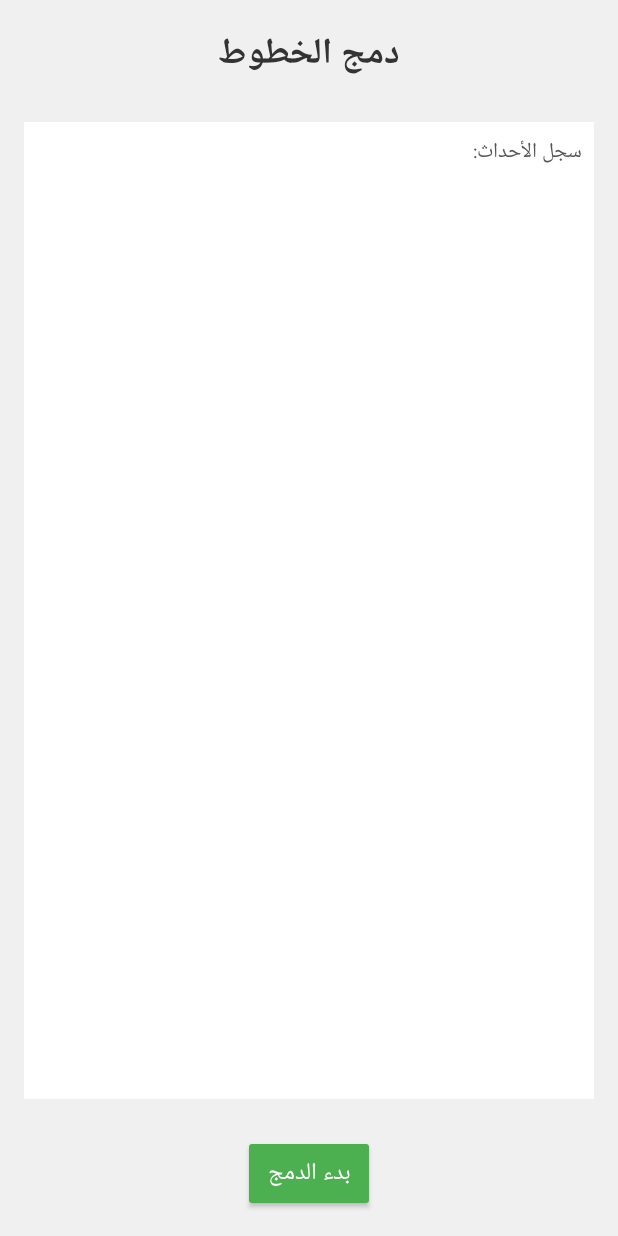
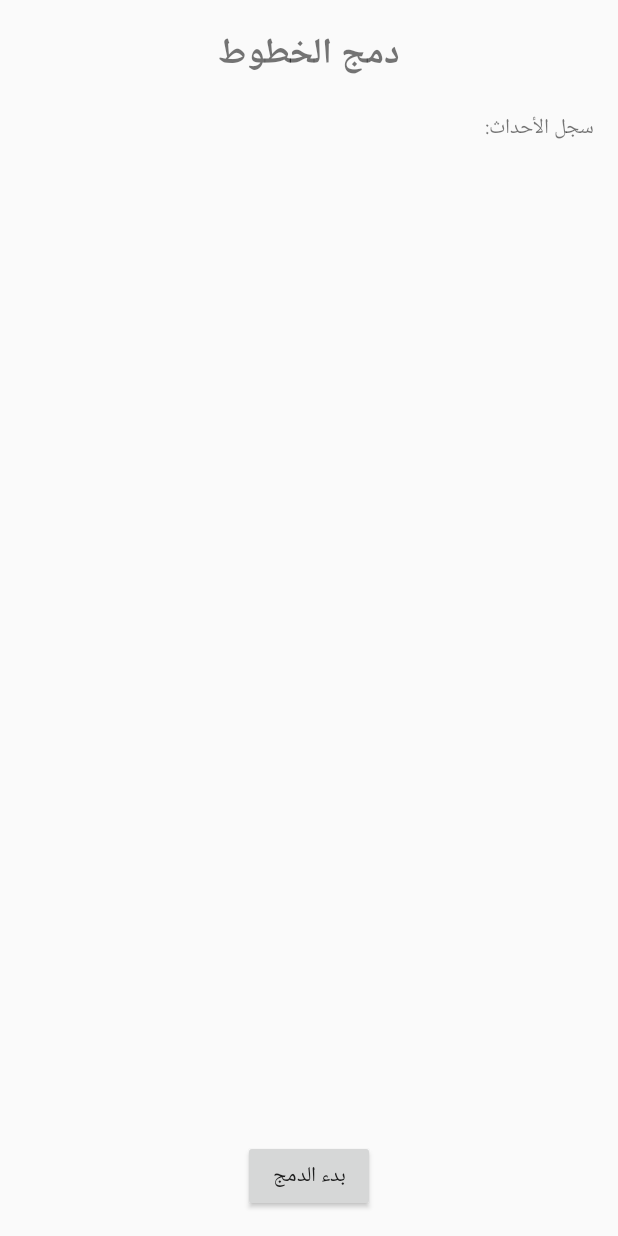
Before and after one commit to tamimi19/font, an Android app: the layout activity_main.xml on its own in the app's theme, with its tools: preview values and no code run, on a phone screen of 412 x 824 dp. Run offline under Robolectric (Android 15) with nearby library versions, the phone set to English and light mode, and no system bars.

Commit message:
Update activity_main.xml

```diff
--- a/app/src/main/res/layout/activity_main.xml
+++ b/app/src/main/res/layout/activity_main.xml
@@ -1,44 +1,49 @@
 <?xml version="1.0" encoding="utf-8"?>
-<LinearLayout xmlns:android="http://schemas.android.com/apk/res/android"
+<androidx.constraintlayout.widget.ConstraintLayout xmlns:android="http://schemas.android.com/apk/res/android"
+    xmlns:app="http://schemas.android.com/apk/res-auto"
+    xmlns:tools="http://schemas.android.com/tools"
     android:layout_width="match_parent"
     android:layout_height="match_parent"
-    android:orientation="vertical"
     android:padding="16dp"
-    android:gravity="center_horizontal"
-    android:background="#f0f0f0">
+    tools:context=".MainActivity">
 
     <TextView
-        android:id="@+id/app_title"
+        android:id="@+id/title_text"
         android:layout_width="wrap_content"
         android:layout_height="wrap_content"
         android:text="دمج الخطوط"
         android:textSize="24sp"
         android:textStyle="bold"
-        android:textColor="#333"
-        android:layout_marginBottom="24dp" />
+        app:layout_constraintEnd_toEndOf="parent"
+        app:layout_constraintStart_toStartOf="parent"
+        app:layout_constraintTop_toTopOf="parent" />
 
-    <TextView
-        android:id="@+id/log_text_view"
-        android:layout_width="match_parent"
+    <ScrollView
+        android:id="@+id/log_scroll_view"
+        android:layout_width="0dp"
         android:layout_height="0dp"
-        android:layout_weight="1"
-        android:background="@android:color/white"
-        android:padding="8dp"
-        android:textSize="14sp"
-        android:textColor="#555"
-        android:scrollbars="vertical"
-        android:gravity="top"
-        android:text="سجل الأحداث:\n" />
+        android:layout_marginTop="16dp"
+        android:layout_marginBottom="16dp"
+        app:layout_constraintBottom_toTopOf="@+id/merge_button"
+        app:layout_constraintEnd_toEndOf="parent"
+        app:layout_constraintStart_toStartOf="parent"
+        app:layout_constraintTop_toBottomOf="@+id/title_text">
+
+        <TextView
+            android:id="@+id/log_text_view"
+            android:layout_width="match_parent"
+            android:layout_height="wrap_content"
+            android:text="سجل الأحداث:\n"
+            android:textSize="14sp" />
+    </ScrollView>
 
     <Button
         android:id="@+id/merge_button"
         android:layout_width="wrap_content"
         android:layout_height="wrap_content"
         android:text="بدء الدمج"
-        android:layout_marginTop="24dp"
-        android:padding="12dp"
-        android:textSize="16sp"
-        android:backgroundTint="#4CAF50"
-        android:textColor="#FFFFFF" />
+        app:layout_constraintBottom_toBottomOf="parent"
+        app:layout_constraintEnd_toEndOf="parent"
+        app:layout_constraintStart_toStartOf="parent" />
 
-</LinearLayout>
+</androidx.constraintlayout.widget.ConstraintLayout>
```
